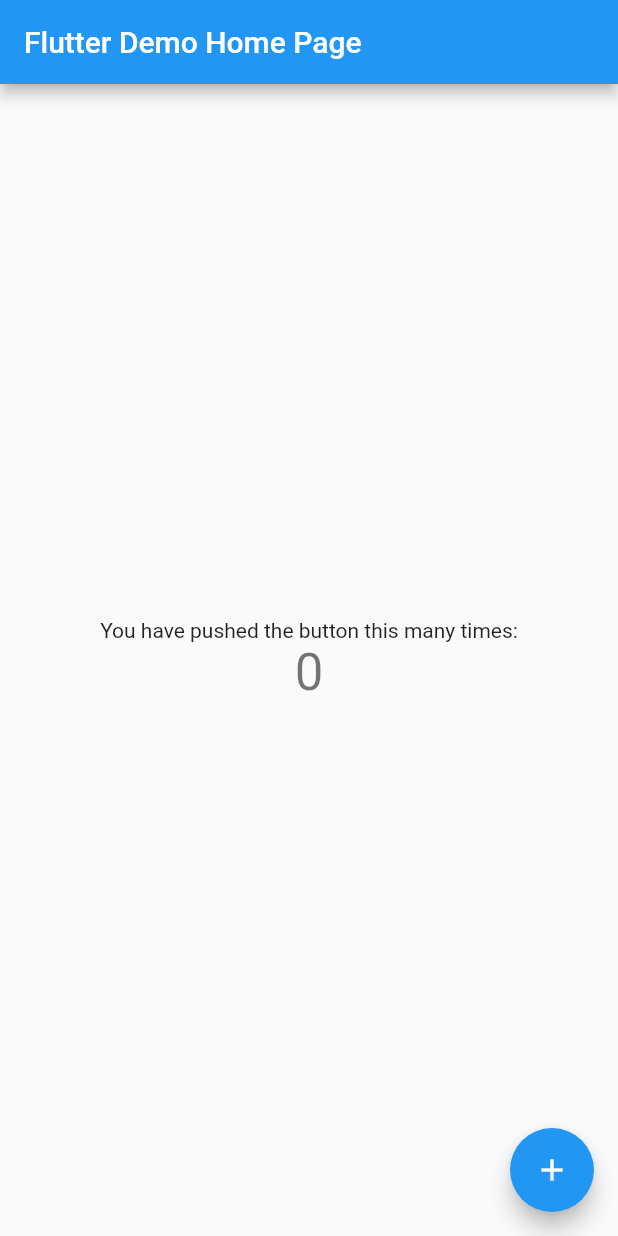
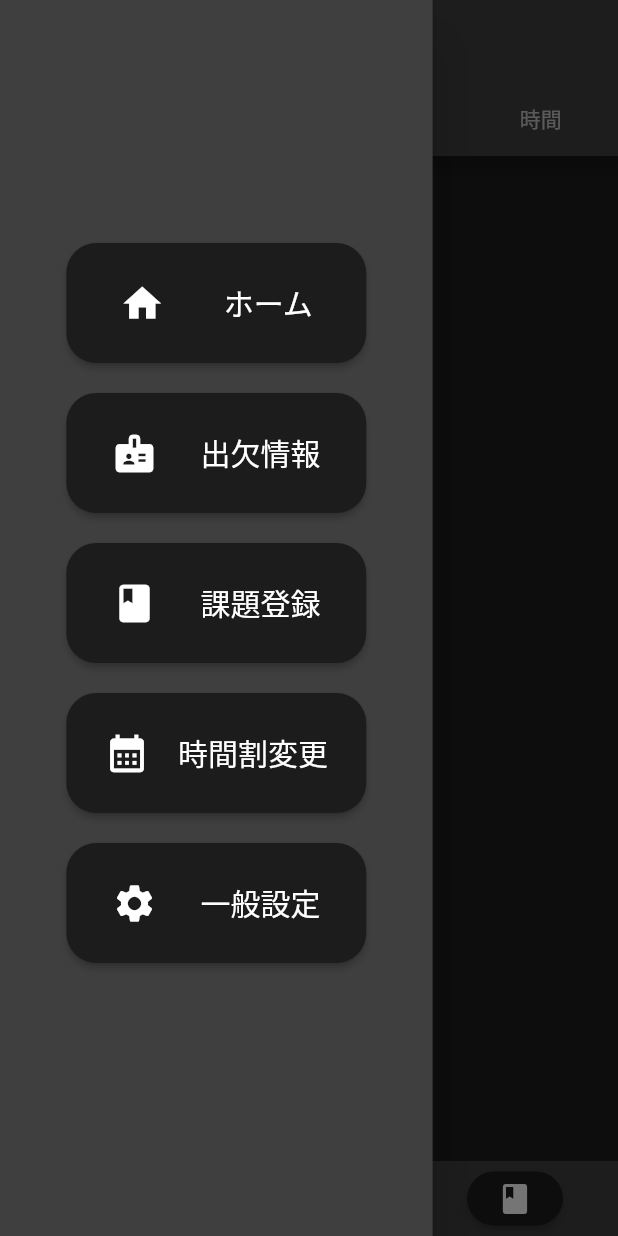
Before and after one commit to ohs-it2022/StudentSupport, a Flutter app: the screen it shows after launch, with the side drawer open (before the commit the screen has no drawer), on a phone screen of 412 x 824 dp. Run offline on Flutter 3.47's test engine with Material 2 defaults, Android fonts, the light colour scheme and no system bars.

Commit message:
Update_home

```diff
--- a/lib/main.dart
+++ b/lib/main.dart
@@ -1,115 +1,80 @@
 import 'package:flutter/material.dart';
+import 'package:student_support/src/app.dart';
+import 'package:student_support/src/sample.dart';
+import 'package:student_support/src/screens/jinbo/TT_day.dart';
+import 'package:student_support/src/screens/jinbo/TT_month.dart';
+import 'package:student_support/src/screens/jinbo/TT_week.dart';
+import 'package:student_support/src/screens/jinbo/unit_details.dart';
+import 'package:student_support/src/screens/kinosita/attendanceInfo.dart';
+import 'package:student_support/src/screens/morita/jobRegist.dart';
+// import 'package:student_support/src/screens/jinbo/TT_month.dart';
+
 
 void main() {
   runApp(const MyApp());
 }
 
+// 色の定義
+const bgColor1 = Color.fromRGBO(28, 28, 28, 1);
+const bgColor2 = Color.fromRGBO(63, 63, 63, 1);
+const textColor = Colors.white;
+
 class MyApp extends StatelessWidget {
   const MyApp({super.key});
-
-  // This widget is the root of your application.
   @override
   Widget build(BuildContext context) {
     return MaterialApp(
       title: 'Flutter Demo',
       theme: ThemeData(
-        // This is the theme of your application.
-        //
-        // Try running your application with "flutter run". You'll see the
-        // application has a blue toolbar. Then, without quitting the app, try
-        // changing the primarySwatch below to Colors.green and then invoke
-        // "hot reload" (press "r" in the console where you ran "flutter run",
-        // or simply save your changes to "hot reload" in a Flutter IDE).
-        // Notice that the counter didn't reset back to zero; the application
-        // is not restarted.
         primarySwatch: Colors.blue,
       ),
-      home: const MyHomePage(title: 'Flutter Demo Home Page'),
+      home: DefaultTabController(initialIndex: 1, length: 4, child: MyHomePage(),)
     );
   }
 }
 
 class MyHomePage extends StatefulWidget {
-  const MyHomePage({super.key, required this.title});
-
-  // This widget is the home page of your application. It is stateful, meaning
-  // that it has a State object (defined below) that contains fields that affect
-  // how it looks.
-
-  // This class is the configuration for the state. It holds the values (in this
-  // case the title) provided by the parent (in this case the App widget) and
-  // used by the build method of the State. Fields in a Widget subclass are
-  // always marked "final".
-
-  final String title;
+  const MyHomePage({super.key});
 
   @override
   State<MyHomePage> createState() => _MyHomePageState();
 }
 
 class _MyHomePageState extends State<MyHomePage> {
-  int _counter = 0;
-
-  void _incrementCounter() {
-    setState(() {
-      // This call to setState tells the Flutter framework that something has
-      // changed in this State, which causes it to rerun the build method below
-      // so that the display can reflect the updated values. If we changed
-      // _counter without calling setState(), then the build method would not be
-      // called again, and so nothing would appear to happen.
-      _counter++;
-    });
-  }
 
   @override
   Widget build(BuildContext context) {
-    // This method is rerun every time setState is called, for instance as done
-    // by the _incrementCounter method above.
-    //
-    // The Flutter framework has been optimized to make rerunning build methods
-    // fast, so that you can just rebuild anything that needs updating rather
-    // than having to individually change instances of widgets.
+
     return Scaffold(
+      backgroundColor: bgColor1,
+
       appBar: AppBar(
-        // Here we take the value from the MyHomePage object that was created by
-        // the App.build method, and use it to set our appbar title.
-        title: Text(widget.title),
-      ),
-      body: Center(
-        // Center is a layout widget. It takes a single child and positions it
-        // in the middle of the parent.
-        child: Column(
-          // Column is also a layout widget. It takes a list of children and
-          // arranges them vertically. By default, it sizes itself to fit its
-          // children horizontally, and tries to be as tall as its parent.
-          //
-          // Invoke "debug painting" (press "p" in the console, choose the
-          // "Toggle Debug Paint" action from the Flutter Inspector in Android
-          // Studio, or the "Toggle Debug Paint" command in Visual Studio Code)
-          // to see the wireframe for each widget.
-          //
-          // Column has various properties to control how it sizes itself and
-          // how it positions its children. Here we use mainAxisAlignment to
-          // center the children vertically; the main axis here is the vertical
-          // axis because Columns are vertical (the cross axis would be
-          // horizontal).
-          mainAxisAlignment: MainAxisAlignment.center,
-          children: <Widget>[
-            const Text(
-              'You have pushed the button this many times:',
-            ),
-            Text(
-              '$_counter',
-              style: Theme.of(context).textTheme.headlineMedium,
-            ),
+        backgroundColor: bgColor2,
+        title: Text('時間割'),
+        bottom: TabBar(
+          tabs: <Widget>[
+            Tab(text: '月',),
+            Tab(text: '週',),
+            Tab(text: '日',),
+            Tab(text: '時間',),
           ],
         ),
       ),
-      floatingActionButton: FloatingActionButton(
-        onPressed: _incrementCounter,
-        tooltip: 'Increment',
-        child: const Icon(Icons.add),
-      ), // This trailing comma makes auto-formatting nicer for build methods.
+
+      // オーバーレイ
+      drawer: OverlayWidget(),
+
+
+      body: const TabBarView(
+        children: <Widget>[
+          TTMonth(),
+          TTWeek(),
+          TTDay(),
+          UnitDetails(),
+        ],
+      ),
+      bottomNavigationBar: BottomMenuWidget(),
+
     );
   }
 }
--- /dev/null
+++ b/lib/src/app.dart
@@ -0,0 +1,142 @@
+import 'package:flutter/material.dart';
+
+// 色の定義
+final bgColor1 = Color.fromRGBO(28, 28, 28, 1);
+final bgColor2 = Color.fromRGBO(63, 63, 63, 1);
+final textColor = Colors.white;
+
+// オーバーレイの要素のウィジェット
+class OverlayElem extends StatelessWidget {
+  final icon_type;
+  final String btnTxt;
+  const OverlayElem({super.key, required this.icon_type, required this.btnTxt});
+
+  @override
+  Widget build(BuildContext context) {
+
+    final icon = Icon(
+      icon_type,
+      color: textColor,
+      size: 30,
+    );
+    final text = Text(
+      '$btnTxt',
+      style: TextStyle(color: textColor, fontSize: 20),
+    );
+    final row = Row(
+      mainAxisAlignment: MainAxisAlignment.spaceAround,
+      children:[
+        icon,
+        text
+      ],
+    );
+    final btn  = SizedBox(
+      width: 200,
+      height: 80,
+
+      child: ElevatedButton(
+        onPressed: (){},
+        child: row,
+        style: ElevatedButton.styleFrom(
+          shape: RoundedRectangleBorder(
+            borderRadius: BorderRadius.circular(20)
+          ),
+          primary: bgColor1
+        ),
+      )
+    );
+    final elem = Container(
+      margin: EdgeInsets.fromLTRB(0, 0, 0, 20),
+      child: btn,
+    );
+    return elem;
+  }
+}
+
+
+// オーバーレイのウィジェット
+class OverlayWidget extends StatelessWidget {
+  const OverlayWidget({super.key});
+
+  @override
+  Widget build(BuildContext context) {
+    // オーバーレイの横幅(今は画面全体の７割)
+    var _screenSize = MediaQuery.of(context).size;  // 画面のサイズを取得
+    final drawerWidth = _screenSize.width * 0.7;
+
+    // オーバーレイのボタン作成
+    final topBtn = OverlayElem(icon_type: Icons.home, btnTxt: 'ホーム',);
+    final attendanceInfoBtn = OverlayElem(icon_type: Icons.badge, btnTxt: '出欠情報',);
+    final jobRegistBtn = OverlayElem(icon_type: Icons.book, btnTxt: '課題登録',);
+    final timetableChangeBtn = OverlayElem(icon_type: Icons.calendar_month, btnTxt: '時間割変更');
+    final settingBtn = OverlayElem(icon_type: Icons.settings, btnTxt: '一般設定');
+    final overlayBtn = [
+      topBtn,
+      attendanceInfoBtn,
+      jobRegistBtn,
+      timetableChangeBtn,
+      settingBtn,
+    ];
+    return Theme(
+      data: Theme.of(context).copyWith(
+        canvasColor: bgColor2,
+      ),
+      child: Drawer(
+        width: drawerWidth,
+        child: Column(
+          mainAxisAlignment: MainAxisAlignment.center,
+          children:<Widget>[
+            Column(
+              mainAxisAlignment: MainAxisAlignment.center,
+              crossAxisAlignment: CrossAxisAlignment.center,
+              children: overlayBtn
+            )
+          ]
+        ),
+      ),
+    );
+  }
+}
+
+// 下のメニューの要素
+class BottomMenuElem extends StatelessWidget {
+  final icon_type;
+  const BottomMenuElem({super.key, required this.icon_type});
+
+  @override
+  Widget build(BuildContext context) {
+    final elem = ElevatedButton(
+          onPressed: (){},
+          child: Icon(icon_type, color: textColor,),
+          style: ElevatedButton.styleFrom(
+            shape: RoundedRectangleBorder(
+              borderRadius: BorderRadius.circular(20)
+            ),
+            primary: bgColor1
+          ),);
+    return elem;
+  }
+}
+
+// 下メニューのウィジェット
+class BottomMenuWidget extends StatelessWidget {
+  const BottomMenuWidget({super.key});
+
+  @override
+  Widget build(BuildContext context) {
+    final row = Row(
+      mainAxisAlignment: MainAxisAlignment.spaceAround,
+      children: [
+        BottomMenuElem(icon_type: Icons.home),
+        BottomMenuElem(icon_type: Icons.badge),
+        BottomMenuElem(icon_type: Icons.book),
+    ],);
+
+    final con = Container(
+      color: bgColor2,
+      height: 50,
+      child: row,
+    );
+    return con;
+  }
+}
--- /dev/null
+++ b/lib/src/sample.dart
@@ -0,0 +1,21 @@
+import 'package:flutter/material.dart';
+import 'package:student_support/src/app.dart';
+
+// 色の定義
+const bgColor1 = Color.fromRGBO(28, 28, 28, 1);
+const bgColor2 = Color.fromRGBO(63, 63, 63, 1);
+const textColor = Colors.white;
+
+// 画面のウィジェット
+class ScreenWidget extends StatelessWidget {
+  final bodyContents;
+  const ScreenWidget({super.key, required this.bodyContents});
+
+  @override
+  Widget build(BuildContext context) {
+    return Scaffold(
+      backgroundColor: bgColor1,
+      body: bodyContents,
+    );
+  }
+}
--- /dev/null
+++ b/lib/src/screens/jinbo/TT_day.dart
@@ -0,0 +1,20 @@
+import 'package:flutter/material.dart';
+import 'package:student_support/src/app.dart';
+import 'package:student_support/src/sample.dart';
+
+// 色の定義
+const bgColor1 = Color.fromRGBO(28, 28, 28, 1);
+const bgColor2 = Color.fromRGBO(63, 63, 63, 1);
+const textColor = Colors.white;
+
+class TTDay extends StatelessWidget {
+  const TTDay({super.key});
+
+  @override
+  Widget build(BuildContext context) {
+    final bodyCont = Center(
+      child: Text('日次 時間割', style: TextStyle(color: textColor),),
+    );
+    return ScreenWidget(bodyContents: bodyCont);
+  }
+}
--- /dev/null
+++ b/lib/src/screens/jinbo/TT_month.dart
@@ -0,0 +1,21 @@
+import 'package:flutter/material.dart';
+import 'package:student_support/src/app.dart';
+import 'package:student_support/src/sample.dart';
+
+// 色の定義
+const bgColor1 = Color.fromRGBO(28, 28, 28, 1);
+const bgColor2 = Color.fromRGBO(63, 63, 63, 1);
+const textColor = Colors.white;
+
+// TT : TimeTable
+class TTMonth extends StatelessWidget {
+  const TTMonth({super.key});
+
+  @override
+  Widget build(BuildContext context) {
+    final bodyCont = Center(
+      child: Text('月次 時間割', style: TextStyle(color: textColor),),
+    );
+    return ScreenWidget(bodyContents: bodyCont);
+  }
+}
--- /dev/null
+++ b/lib/src/screens/jinbo/TT_week.dart
@@ -0,0 +1,19 @@
+import 'package:flutter/material.dart';
+import 'package:student_support/src/app.dart';
+import 'package:student_support/src/sample.dart';
+// 色の定義
+const bgColor1 = Color.fromRGBO(28, 28, 28, 1);
+const bgColor2 = Color.fromRGBO(63, 63, 63, 1);
+const textColor = Colors.white;
+
+class TTWeek extends StatelessWidget {
+  const TTWeek({super.key});
+
+  @override
+  Widget build(BuildContext context) {
+    final bodyCont = Center(
+      child: Text('週次 時間割', style: TextStyle(color: textColor),),
+    );
+    return ScreenWidget(bodyContents: bodyCont);
+  }
+}
--- /dev/null
+++ b/lib/src/screens/jinbo/unit_details.dart
@@ -0,0 +1,18 @@
+import 'package:flutter/material.dart';
+import 'package:student_support/src/sample.dart';
+// 色の定義
+const bgColor1 = Color.fromRGBO(28, 28, 28, 1);
+const bgColor2 = Color.fromRGBO(63, 63, 63, 1);
+const textColor = Colors.white;
+
+class UnitDetails extends StatelessWidget {
+  const UnitDetails({super.key});
+
+  @override
+  Widget build(BuildContext context) {
+    final bodyCont = Center(
+      child: Text('単元詳細', style: TextStyle(color: textColor),),
+    );
+    return ScreenWidget(bodyContents: bodyCont);
+  }
+}
--- /dev/null
+++ b/lib/src/screens/kinosita/attendanceInfo.dart
@@ -0,0 +1,12 @@
+import 'package:flutter/material.dart';
+
+class AttendanceInfoWidget extends StatelessWidget {
+  const AttendanceInfoWidget({super.key});
+
+  @override
+  Widget build(BuildContext context) {
+    return Scaffold(
+      body: Center(child: Text('出欠情報画面')),
+    );
+  }
+}
--- /dev/null
+++ b/lib/src/screens/morita/jobRegist.dart
@@ -0,0 +1,12 @@
+import 'package:flutter/material.dart';
+
+class JobRegist extends StatelessWidget {
+  const JobRegist({super.key});
+
+  @override
+  Widget build(BuildContext context) {
+    return Scaffold(
+      body: Center(child: Text('課題登録画面')),
+    );
+  }
+}
```
Also changed, not shown: pubspec.lock, 1 other file.
